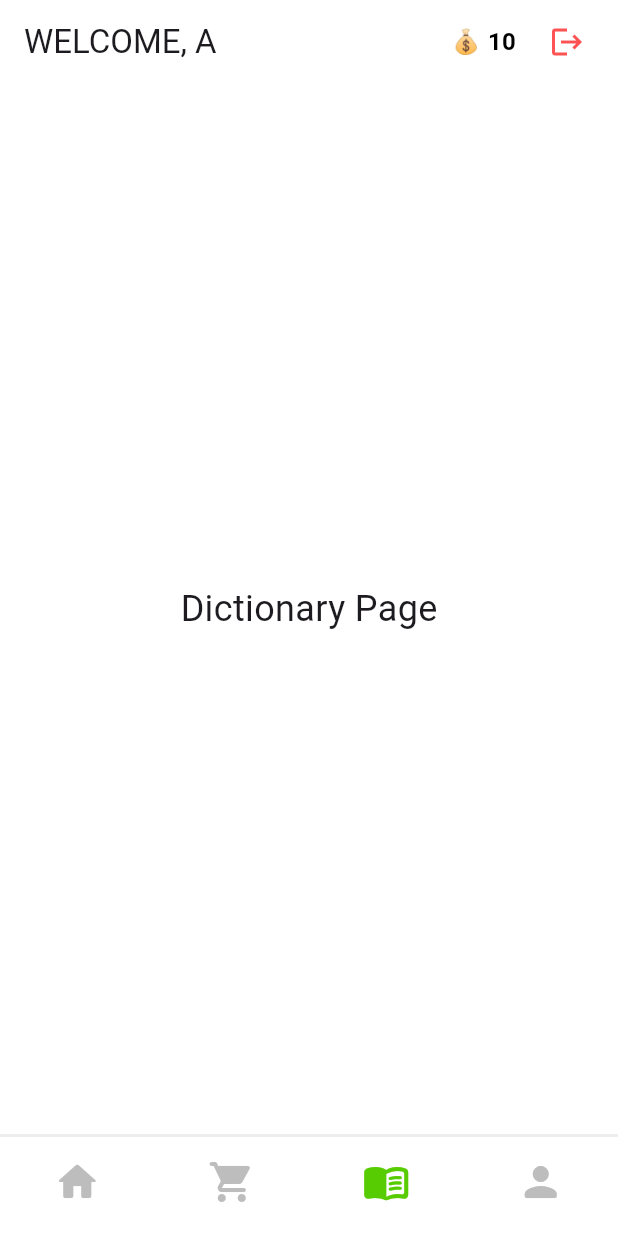
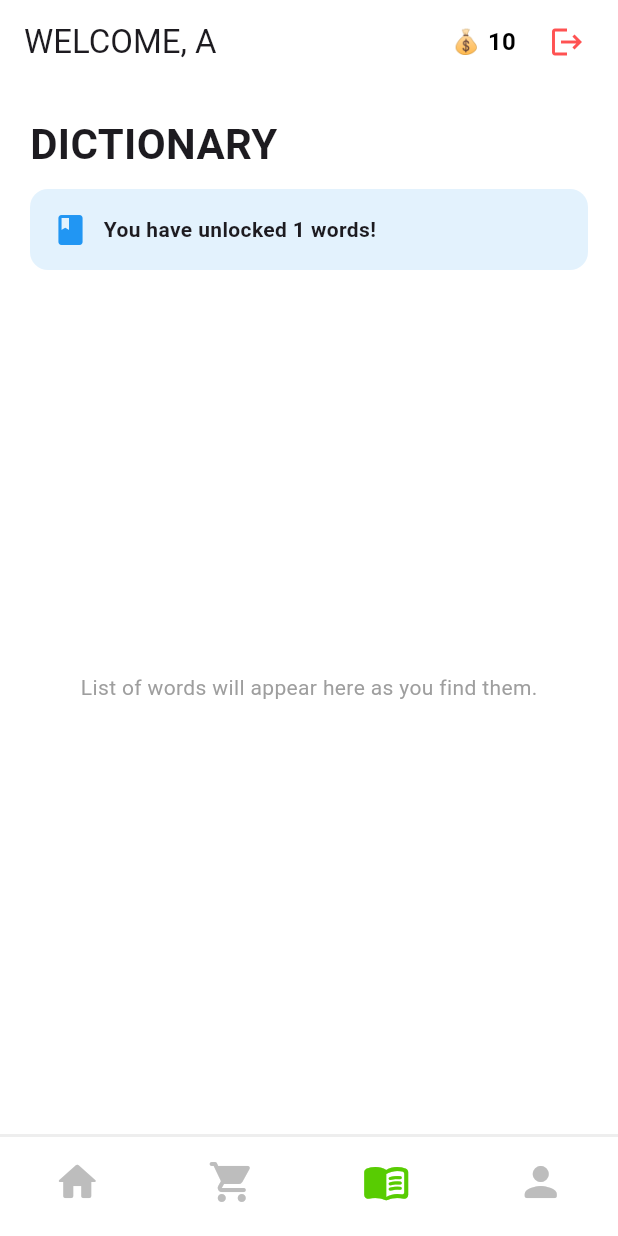
Before and after one commit to whoosh09/MobileProject_204311, a Flutter app: the HomePage screen opened directly with sample values from the repository, item 3 of the bottom bar chosen, on a phone screen of 412 x 824 dp. Run offline on Flutter 3.47's test engine with Material 3 defaults, Android fonts, the phone set to English and light mode, and no system bars; our stand-ins replace shared_preferences; accounts and stored records are empty; project files that could hold a hidden picture were left out.

Commit message:
add real path to navbar when switching page

```diff
--- /dev/null
+++ b/lib/screens/dictionary.dart
@@ -0,0 +1,55 @@
+import 'package:flutter/material.dart';
+import 'mock_data.dart';
+
+class DictionaryPage extends StatelessWidget {
+  final User currentUser;
+
+  const DictionaryPage({super.key, required this.currentUser});
+
+
+  @override
+  Widget build(BuildContext context) {
+    return Scaffold(
+      backgroundColor: Colors.white,
+      body: Padding(
+        padding: const EdgeInsets.all(20.0),
+        child: Column(
+          crossAxisAlignment: CrossAxisAlignment.start,
+          children: [
+            const Text(
+              "DICTIONARY",
+              style: TextStyle(fontSize: 28, fontWeight: FontWeight.bold),
+            ),
+            const SizedBox(height: 10),
+            // Displaying progress based on user data
+            Container(
+              padding: const EdgeInsets.all(15),
+              decoration: BoxDecoration(
+                color: Colors.blue.shade50,
+                borderRadius: BorderRadius.circular(12),
+              ),
+              child: Row(
+                children: [
+                  const Icon(Icons.book, color: Colors.blue),
+                  const SizedBox(width: 10),
+                  Text(
+                    "You have unlocked ${currentUser.wordsFound} words!",
+                    style: const TextStyle(fontWeight: FontWeight.w600),
+                  ),
+                ],
+              ),
+            ),
+            const Expanded(
+              child: Center(
+                child: Text(
+                  "List of words will appear here as you find them.",
+                  style: TextStyle(color: Colors.grey),
+                ),
+              ),
+            ),
+          ],
+        ),
+      ),
+    );
+  }
+}
--- a/lib/screens/home.dart
+++ b/lib/screens/home.dart
@@ -16,7 +16,11 @@
 import 'package:flutter/material.dart';
 import 'mock_data.dart'; //
 import 'game_screen.dart'; //
+import 'store.dart';
+import 'dictionary.dart';
+import 'profile.dart';
 
+// HomePage (The Container): This is the "Main Frame.
 class HomePage extends StatefulWidget {
   final User currentUser; // Required to track coins and stats
 
@@ -36,9 +40,9 @@ class _HomePageState extends State<HomePage> {
   // We use a getter to pass the currentUser down to the WordleMainBody
   List<Widget> get _pages => [
     WordleMainBody(currentUser: widget.currentUser),
-    const Center(child: Text('Store Page', style: TextStyle(fontSize: 24))),
-    const Center(child: Text('Dictionary Page', style: TextStyle(fontSize: 24))),
-    const Center(child: Text('Profile Page', style: TextStyle(fontSize: 24))),
+    StorePage(currentUser: widget.currentUser),
+    DictionaryPage(currentUser: widget.currentUser),
+    ProfilePage(currentUser: widget.currentUser),
   ];
 
   void _onItemTapped(int index) {
@@ -51,7 +55,6 @@ class _HomePageState extends State<HomePage> {
   Widget build(BuildContext context) {
     return Scaffold(
       backgroundColor: Colors.white,
-      // Added the AppBar back in without breaking the layout
       appBar: AppBar(
         backgroundColor: Colors.white,
         elevation: 0,
@@ -79,13 +82,13 @@ class _HomePageState extends State<HomePage> {
         ],
       ),
       body: _pages[_selectedIndex],
-      bottomNavigationBar: Container(
-        decoration: BoxDecoration(
+      bottomNavigationBar: Container( // Bottom Navigation Bar Container
+        decoration: BoxDecoration( //grey border at navbar
           border: Border(
             top: BorderSide(color: Colors.grey.shade200, width: 2),
           ),
         ),
-        child: BottomNavigationBar(
+        child: BottomNavigationBar( // Bottom Navigation Bar
           type: BottomNavigationBarType.fixed,
           backgroundColor: Colors.white,
           elevation: 0,
@@ -107,6 +110,7 @@ class _HomePageState extends State<HomePage> {
   }
 }
 
+//WordleMainBody (The Content)
 class WordleMainBody extends StatelessWidget {
   final User currentUser; // Added to handle statistics
 
```
Also changed, not shown: lib/screens/profile.dart (added, +48 -0 lines), lib/screens/store.dart (added, +29 -0 lines).
